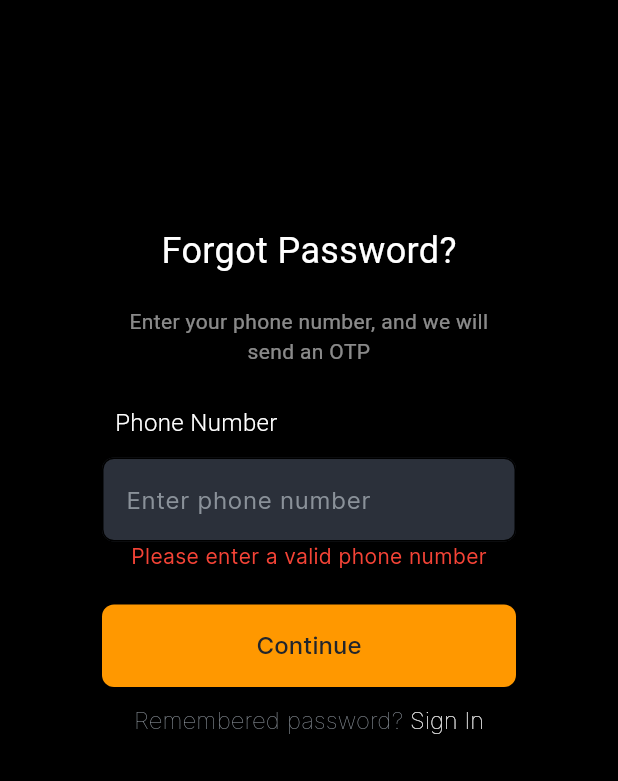
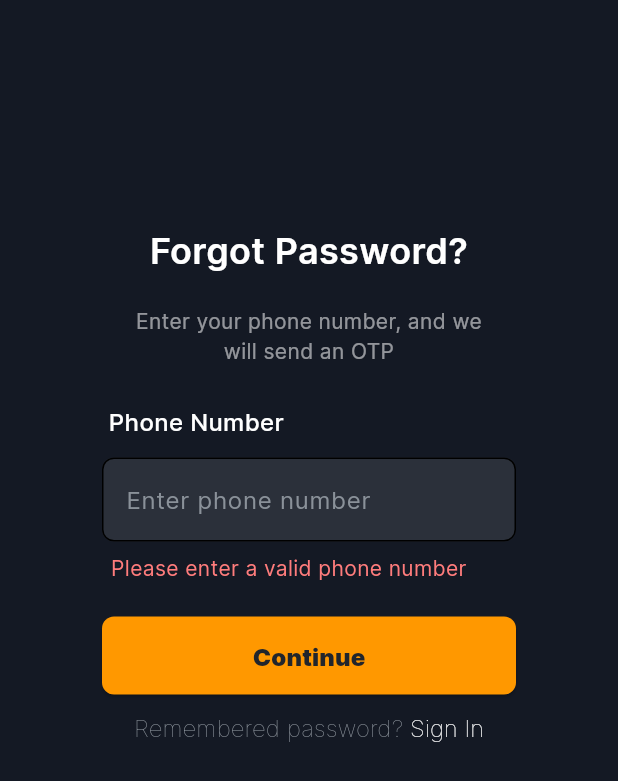
Before and after one commit to Afnan011/parcel_guru, a Flutter app: the ForgotPassword screen opened directly, after a tap on "Continue", on a phone screen of 412 x 824 dp. Shown: the top 781 px of the screen. Run offline on Flutter 3.47's test engine with Material 3 defaults, Android fonts, the light colour scheme and no system bars; our stand-ins replace animate_do.

Commit message:
Updated Code of Forgot Password

```diff
--- a/lib/main.dart
+++ b/lib/main.dart
@@ -1,4 +1,5 @@
 import 'package:flutter/material.dart';
+import 'package:parcel_guru/screens/forgot_password_screen/sign_in.dart';
 import 'package:parcel_guru/screens/home_page.dart';
 import 'package:parcel_guru/screens/signin/signin.dart';
 
--- a/lib/screens/forgot_password_screen/sign_in.dart
+++ b/lib/screens/forgot_password_screen/sign_in.dart
@@ -17,14 +17,13 @@ class _SignInState extends State<ForgotPassword> {
       msg = showTextError;
       flag = true;
     } else {
-      msg = "Valid Number";
+      msg = "";
       flag = false;
     }
   }
+
   @override
   Widget build(BuildContext context) {
-
-
     return Scaffold(
       // appBar: AppBar(
       //   backgroundColor: Theme.of(context).colorScheme.inversePrimary,
@@ -33,7 +32,7 @@ class _SignInState extends State<ForgotPassword> {
       body: Container(
         width: double.infinity,
         height: double.infinity,
-        color: Colors.black,
+        color: const Color(0xff141924),
         margin: const EdgeInsets.all(0),
         child: Padding(
           padding: const EdgeInsets.only(top: 150),
@@ -43,7 +42,11 @@ class _SignInState extends State<ForgotPassword> {
             children: [
               const Text(
                 "Forgot Password?",
-                style: TextStyle(fontSize: 24, color: Colors.white),
+                style: TextStyle(
+                    fontSize: 24,
+                    color: Colors.white,
+                    fontFamily: 'Inter',
+                    fontWeight: FontWeight.w600),
               ),
               const Padding(
                 padding: EdgeInsets.only(top: 20),
@@ -53,6 +56,8 @@ class _SignInState extends State<ForgotPassword> {
                     "Enter your phone number, and we will send an OTP",
                     style: TextStyle(
                       fontSize: 14,
+                      fontFamily: 'Inter',
+                      fontWeight: FontWeight.w400,
                       color: Colors.white54,
                     ),
                     textAlign: TextAlign.center,
@@ -68,8 +73,9 @@ class _SignInState extends State<ForgotPassword> {
                   "Phone Number",
                   style: TextStyle(
                       fontSize: 16,
-                      fontWeight: FontWeight.w300,
-                      color: Colors.white),
+                      fontWeight: FontWeight.w500,
+                      color: Colors.white,
+                  fontFamily: 'Inter'),
                   textAlign: TextAlign.right,
                 ),
               ),
@@ -78,8 +84,6 @@ class _SignInState extends State<ForgotPassword> {
               ),
               SizedBox(
                 width: 276,
-                child: Align(
-                  alignment: Alignment.topCenter,
                 child: TextField(
                   style: const TextStyle(
                     color: Colors.white,
@@ -95,6 +99,9 @@ class _SignInState extends State<ForgotPassword> {
                     hintStyle: const TextStyle(
                       color: Color(0xff8A9199),
                       fontSize: 16,
+                      fontFamily: 'Inter',
+                      fontWeight: FontWeight.w400
+
                     ),
                     focusedBorder: OutlineInputBorder(
                       borderRadius: BorderRadius.circular(8),
@@ -111,20 +118,23 @@ class _SignInState extends State<ForgotPassword> {
                   ),
                 ),
               ),
-              ),
-              Text(
+              Padding(
+                padding: const EdgeInsets.only(right: 27,top: 8),
+                child: Text(
                   msg,
-                style: TextStyle(
+                  style: const TextStyle(
                       fontFamily: 'Inter',
                       fontSize: 14,
                       fontWeight: FontWeight.w400,
-                    color: flag ? Colors.red : Colors.green),
+                      color: Color(0xffFF7C7C)),
+                ),
               ),
               const SizedBox(
                 height: 22,
               ),
               SizedBox(
                 width: 276,
+                height: 52,
                 child: ElevatedButton(
                   onPressed: () {
                     //do something
@@ -148,7 +158,7 @@ class _SignInState extends State<ForgotPassword> {
                     "Continue",
                     style: TextStyle(
                         fontSize: 16,
-                        fontWeight: FontWeight.w500,
+                        fontWeight: FontWeight.w900,
                         fontFamily: 'Inter',
                         color: Color(0xff21252C)),
                   ),
@@ -170,14 +180,12 @@ class _SignInState extends State<ForgotPassword> {
                               color: Color(0xff8A9199),
                               fontWeight: FontWeight.w100)),
                       TextSpan(
-
                         text: ' Sign In',
                         style: TextStyle(
                             fontFamily: 'Inter',
                             fontSize: 16,
                             color: Colors.white,
                             fontWeight: FontWeight.w100),
-
                       )
                     ])),
               )
--- a/lib/screens/home_page.dart
+++ b/lib/screens/home_page.dart
@@ -1,6 +1,7 @@
 import 'package:flutter/material.dart';
 // import 'package:parcel_guru/screens/SignInScreen/sign_in.dart';
 import 'package:parcel_guru/screens/forgot_password_screen/sign_in.dart';
+import 'package:parcel_guru/screens/signin/signin.dart';
 
 
 class MyHomePage extends StatefulWidget {
@@ -29,7 +30,7 @@ class _MyHomePageState extends State<MyHomePage> {
             ),
             ElevatedButton(onPressed: (){
               Navigator.push(
-                context,MaterialPageRoute(builder: (context)=>const ForgotPassword())
+                context,MaterialPageRoute(builder: (context)=>const SignIn())
               );
             }, child: const Text("SignIn "))
           ],
```
Lines whose indentation alone changed are shown as unchanged.
